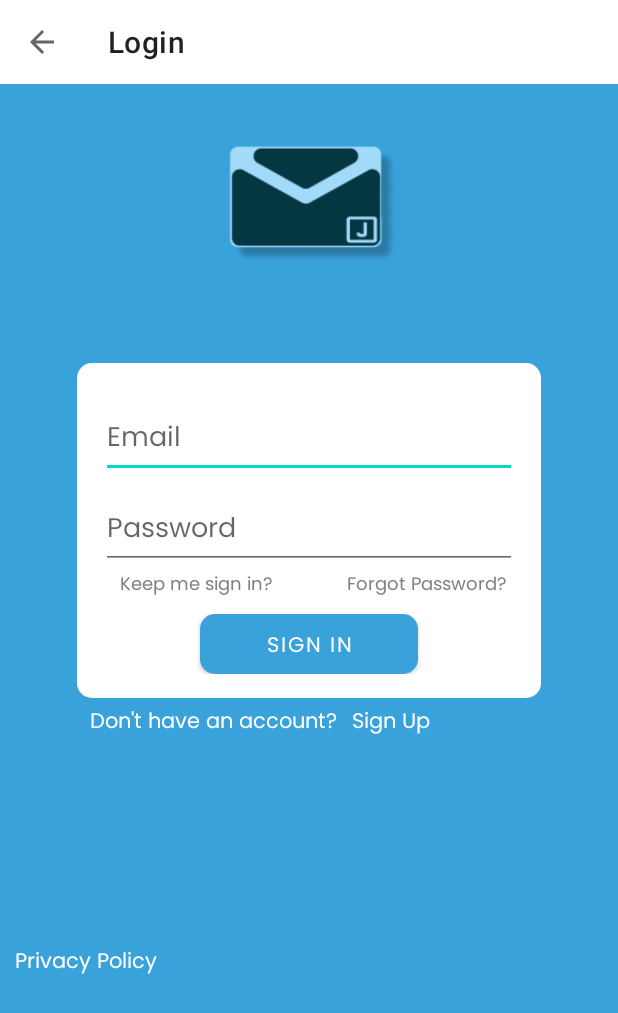
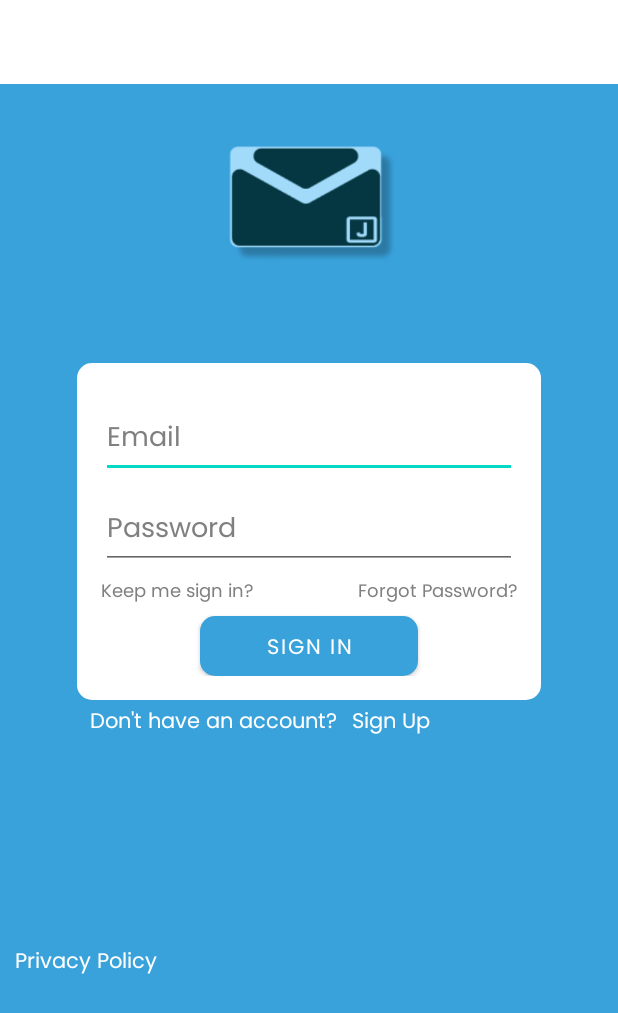
Before and after one commit to amarukael/ChatApp, an Android app: the screen it shows after launch (LoginActivity), after a tap on "LOGIN", on a phone screen of 412 x 824 dp. Shown: the top 1013 px of the screen. Run offline under Robolectric (Android 15) with nearby library versions, the phone set to English and light mode, and no system bars; our stand-ins replace Firebase (no records; nobody signed in at launch, a user with empty details on screens opened directly).

Commit message:
Update User Information, AutoLogin and Logout

```diff
--- a/app/build.gradle
+++ b/app/build.gradle
@@ -44,5 +44,9 @@ dependencies {
     implementation 'com.google.firebase:firebase-analytics'
     implementation 'com.google.firebase:firebase-messaging'
 
+    //addon
+    implementation 'de.hdodenhof:circleimageview:2.2.0'
+    implementation 'com.github.bumptech.glide:glide:4.8.0'
+
 
 }
--- a/app/src/main/java/com/fahmiamaru/chatapp/StartActivity.java
+++ b/app/src/main/java/com/fahmiamaru/chatapp/StartActivity.java
@@ -7,9 +7,26 @@ import android.os.Bundle;
 import android.view.View;
 import android.widget.Button;
 
+import com.google.firebase.auth.FirebaseAuth;
+import com.google.firebase.auth.FirebaseUser;
+
 public class StartActivity extends AppCompatActivity {
 
     Button login,register;
+
+    FirebaseUser firebaseUser;
+
+    @Override
+    protected void onStart() {
+        super.onStart();
+        firebaseUser = FirebaseAuth.getInstance().getCurrentUser();
+
+        if (firebaseUser != null){
+            Intent intent = new Intent(StartActivity.this, MainActivity.class);
+            startActivity(intent);
+            finish();
+        }
+    }
 
     @Override
     protected void onCreate(Bundle savedInstanceState) {
--- a/app/src/main/res/layout/activity_login.xml
+++ b/app/src/main/res/layout/activity_login.xml
@@ -9,7 +9,8 @@
 
     <include
         android:id="@+id/toolbar"
-        layout="@layout/layout_bar" />
+        layout="@layout/layout_bar"
+        />
 
 
     <ImageView
@@ -37,40 +38,75 @@
             android:layout_width="match_parent"
             android:layout_height="wrap_content"
             android:layout_marginTop="10dp"
+            android:fontFamily="@font/preg"
             android:hint="@string/email"
             android:inputType="textEmailAddress"
-            android:fontFamily="@font/preg"/>
+            android:textColor="@color/black"
+            android:textColorHint="@color/grey" />
 
         <com.google.android.material.textfield.TextInputEditText
             android:id="@+id/password"
             android:layout_width="match_parent"
             android:layout_height="wrap_content"
             android:layout_marginTop="10dp"
+            android:fontFamily="@font/preg"
             android:hint="@string/password"
             android:inputType="textPassword"
-            android:fontFamily="@font/preg"/>
+            android:textColor="@color/black"
+            android:textColorHint="@color/grey" />
 
+
+        <LinearLayout
+            android:layout_width="match_parent"
+            android:layout_height="match_parent"
+            android:layout_marginTop="5dp"
+            android:orientation="horizontal">
+
+            <TextView
+                android:id="@+id/txt4"
+                android:layout_width="wrap_content"
+                android:layout_height="wrap_content"
+                android:fontFamily="@font/preg"
+                android:text="@string/keep_me_sign_in"
+                android:textColor="@color/grey"
+                android:textSize="12sp" />
+
+            <Space
+                android:layout_width="wrap_content"
+                android:layout_height="wrap_content"
+                android:layout_weight="1" />
+
+            <TextView
+                android:id="@+id/txt5"
+                android:layout_width="wrap_content"
+                android:layout_height="wrap_content"
+                android:fontFamily="@font/preg"
+                android:text="@string/forgot_password"
+                android:textColor="@color/grey"
+                android:textSize="12sp" />
+
+        </LinearLayout>
 
         <Button
             android:id="@+id/btn_login"
             android:layout_width="145dp"
             android:layout_height="40dp"
-            android:layout_marginTop="30dp"
+            android:layout_marginTop="5dp"
             android:background="@drawable/btn"
             android:fontFamily="@font/preg"
-            android:textColor="@color/button_hover"
-            android:text="@string/sign_in" />
+            android:text="@string/sign_in"
+            android:textColor="@color/button_hover" />
 
 
     </LinearLayout>
 
     <TextView
         android:id="@+id/txt3"
-        android:fontFamily="@font/preg"
         android:layout_width="wrap_content"
         android:layout_height="wrap_content"
         android:layout_marginStart="60dp"
         android:layout_marginTop="470dp"
+        android:fontFamily="@font/preg"
         android:text="@string/dont_have"
         android:textColor="@color/white"
         android:textSize="14sp" />
@@ -87,28 +123,6 @@
         android:textSize="14sp" />
 
     <TextView
-        android:id="@+id/txt4"
-        android:layout_width="wrap_content"
-        android:layout_height="wrap_content"
-        android:layout_marginStart="80dp"
-        android:layout_marginTop="380dp"
-        android:text="@string/keep_me_sign_in"
-        android:textColor="@color/grey"
-        android:fontFamily="@font/preg"
-        android:textSize="12sp" />
-
-    <TextView
-        android:id="@+id/txt5"
-        android:layout_width="wrap_content"
-        android:layout_height="wrap_content"
-        android:layout_marginStart="50dp"
-        android:layout_marginTop="380dp"
-        android:layout_toEndOf="@+id/txt4"
-        android:text="@string/forgot_password"
-        android:fontFamily="@font/preg"
-        android:textColor="@color/grey"
-        android:textSize="12sp" />
-    <TextView
         android:layout_width="wrap_content"
         android:layout_height="wrap_content"
         android:layout_marginStart="10dp"
--- a/app/src/main/res/layout/activity_register.xml
+++ b/app/src/main/res/layout/activity_register.xml
@@ -43,14 +43,18 @@
             android:layout_height="wrap_content"
             android:layout_marginTop="10dp"
             android:hint="@string/username"
+            android:textColor="@color/black"
+            android:textColorHint="@color/grey"
             android:fontFamily="@font/preg"/>
 
         <com.google.android.material.textfield.TextInputEditText
             android:id="@+id/email"
             android:layout_width="match_parent"
+            android:textColorHint="@color/grey"
             android:layout_height="wrap_content"
             android:layout_marginTop="10dp"
             android:hint="@string/email"
+            android:textColor="@color/black"
             android:inputType="textEmailAddress"
             android:fontFamily="@font/preg"/>
 
@@ -61,6 +65,8 @@
             android:layout_marginTop="10dp"
             android:hint="@string/password"
             android:inputType="textPassword"
+            android:textColorHint="@color/grey"
+            android:textColor="@color/black"
             android:fontFamily="@font/preg"/>
 
         <Button
--- a/app/src/main/res/layout/layout_bar.xml
+++ b/app/src/main/res/layout/layout_bar.xml
@@ -2,7 +2,10 @@
 <androidx.appcompat.widget.Toolbar xmlns:android="http://schemas.android.com/apk/res/android"
     android:layout_width="match_parent"
     android:layout_height="wrap_content"
+    xmlns:app="http://schemas.android.com/apk/res-auto"
     android:id="@+id/toolbar"
+    android:theme="@style/ThemeOverlay.AppCompat.Dark.ActionBar"
+    app:popupTheme="@style/MenuStyle"
     android:background="@color/white">
 
 </androidx.appcompat.widget.Toolbar>
--- a/app/src/main/res/values/style.xml
+++ b/app/src/main/res/values/style.xml
@@ -1,5 +1,6 @@
 <?xml version="1.0" encoding="utf-8"?>
 <resources>
-
-
+    <style name="MenuStyle" parent="Theme.AppCompat.Light">
+        <item name="android:background">@android:color/white</item>
+    </style>
 </resources>
```
Also changed, not shown: app/src/main/java/com/fahmiamaru/chatapp/MainActivity.java (+71 -0 lines), app/src/main/java/com/fahmiamaru/chatapp/Model/User.java (added, +40 -0 lines), app/src/main/res/layout/activity_main.xml (+33 -11 lines), app/src/main/res/layout/activity_start.xml (+6 -5 lines), app/src/main/res/menu/menu.xml (added, +8 -0 lines).
